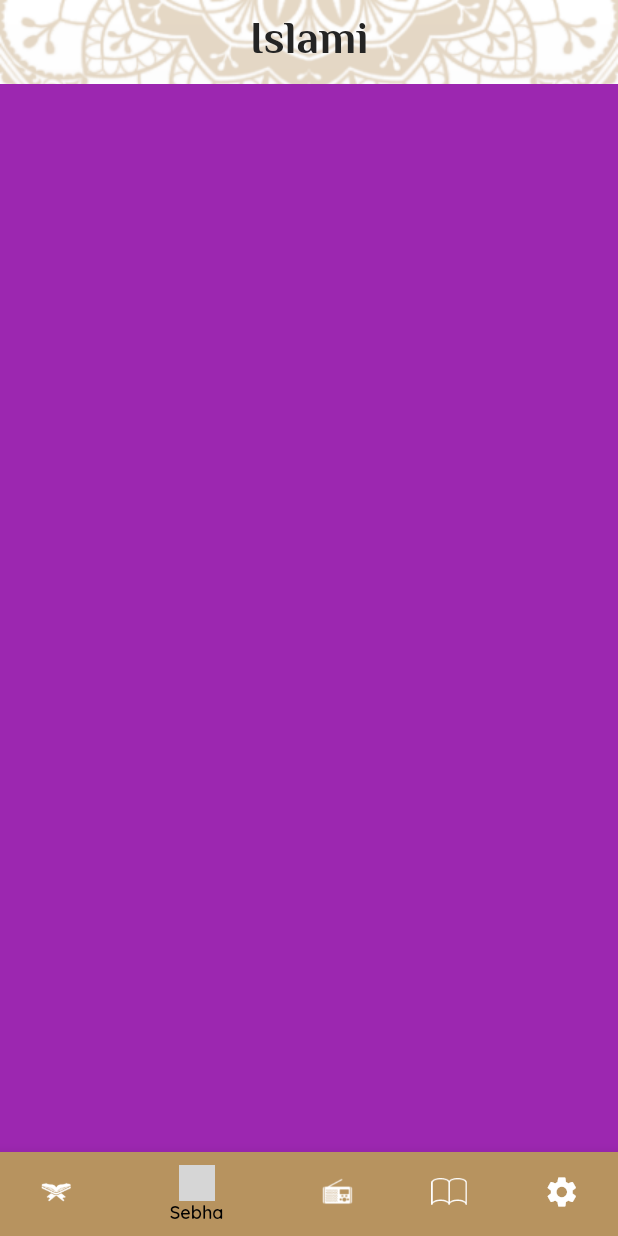
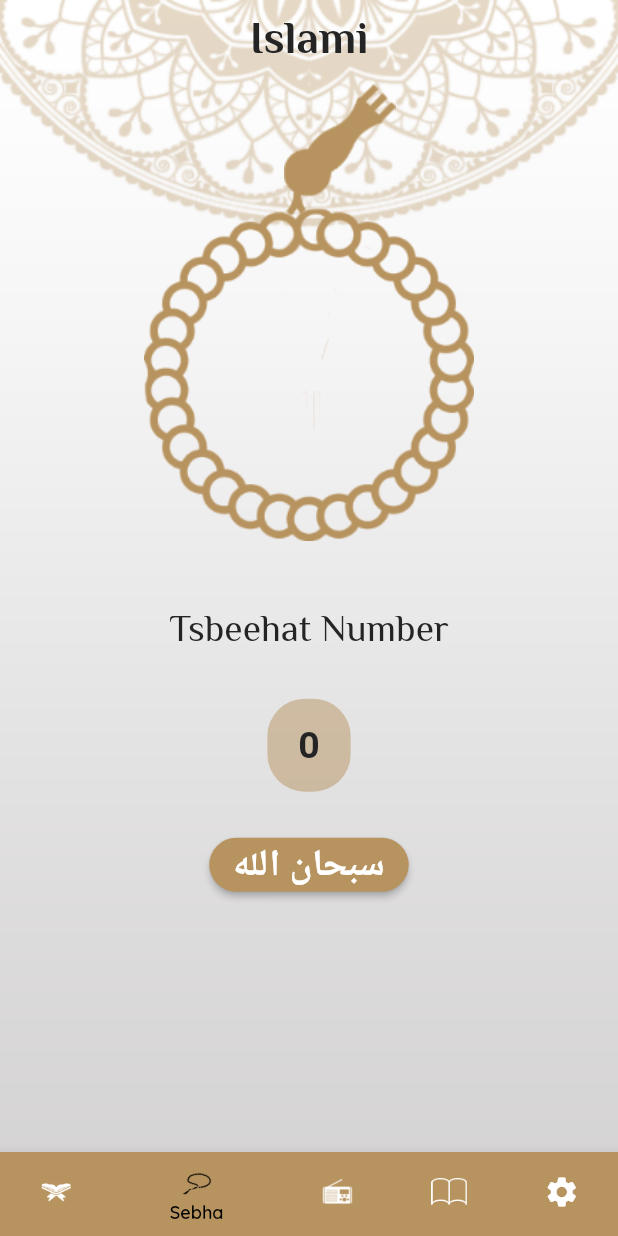
Before and after one commit to mohamedhamouda7897/islami_c8_friday, a Flutter app: the screen it shows after launch, item 2 of the bottom bar chosen, on a phone screen of 412 x 824 dp. Run offline on Flutter 3.47's test engine with Material 2 defaults, Android fonts, the phone set to English and light mode, and no system bars; our stand-ins replace google_fonts; generated files the repository leaves out were written again; Roboto replaces fonts that are missing (Cairo); grey boxes are pictures that could not be loaded.

Commit message:
sebha screen

```diff
--- a/lib/home_screen.dart
+++ b/lib/home_screen.dart
@@ -54,7 +54,7 @@ class _HomeScreenState extends State<HomeScreen> {
                   label: AppLocalizations.of(context)!.quran,
                   backgroundColor: Theme.of(context).primaryColor),
               BottomNavigationBarItem(
-                  icon: const ImageIcon(AssetImage("assets/images/sebha.png")),
+                  icon: const ImageIcon(AssetImage("assets/images/sebha_gold.png")),
                   label: AppLocalizations.of(context)!.sebha,
                   backgroundColor: Theme.of(context).primaryColor),
               BottomNavigationBarItem(
--- a/lib/my_theme.dart
+++ b/lib/my_theme.dart
@@ -36,7 +36,12 @@ class MyThemeData {
           bodySmall: GoogleFonts.elMessiri(
               fontSize: 20,
               fontWeight: FontWeight.w300,
-              color: Color(0xFF242424))),
+              color: Color(0xFF242424)),
+          displaySmall: GoogleFonts.cairo(
+            fontSize: 25,
+            fontWeight: FontWeight.bold,
+            color: Color(0xFF242424)
+          )),
       bottomNavigationBarTheme: BottomNavigationBarThemeData(
           backgroundColor: lightColor,
           type: BottomNavigationBarType.shifting,
--- a/lib/tabs/sebha.dart
+++ b/lib/tabs/sebha.dart
@@ -1,12 +1,127 @@
 import 'package:flutter/material.dart';
 
-class SebhaTab extends StatelessWidget {
+class SebhaTab extends StatefulWidget {
   const SebhaTab({Key? key}) : super(key: key);
 
   @override
+  State<SebhaTab> createState() => _SebhaTabState();
+}
+
+class _SebhaTabState extends State<SebhaTab> {
+  int sebhaCounter = 0;
+  int tsbeehatCounter = 0;
+  double angle = 0;
+  List<String> tsbeehat = [
+    'سبحان الله',
+    "الحمد لله",
+    "الله اكبر",
+    "لا اله الا الله",
+  ];
+  @override
   Widget build(BuildContext context) {
-    return Container(
-      color: Colors.purple,
+    double height = MediaQuery.of(context).size.height;
+    double width = MediaQuery.of(context).size.width;
+    return Column(
+      crossAxisAlignment: CrossAxisAlignment.center,
+      children: [
+        Center(
+          child: Stack(
+            alignment: Alignment.topCenter,
+            children: [
+              Container(
+                margin:EdgeInsets.only(left: width*0.1),
+                child: Image.asset(
+                  'assets/images/head_of_seb7a.png',
+                  width: width*0.2,
+                  height: height*0.13,
+                  fit: BoxFit.fitHeight,
+                ),
+              ),
+              Container(
+                margin:EdgeInsets.only(top: height*0.1),
+                child: Transform.rotate(
+                  angle:angle,
+                  child: GestureDetector(
+                    onTap: (){
+                      tsbeeeh();
+                    },
+                    child: Image.asset(
+                      'assets/images/body_of_seb7a.png',
+                      fit: BoxFit.fitHeight,
+                      height: height*0.27,
+                      width: width*0.7,
+                    ),
+                  ),
+                ),
+              ),
+
+            ],
+          ),
+        ),
+        SizedBox(
+          height: height*0.05,
+        ),
+        Text(
+          "Tsbeehat Number",
+          style: Theme.of(context).textTheme.bodyMedium?.copyWith(
+            fontWeight: FontWeight.w400
+          ),
+        ),
+        SizedBox(
+          height: height*0.03,
+        ),
+        Container(
+          padding: EdgeInsets.only(
+            left: width*0.05,
+            right: width*0.05,
+            top: height*0.02,
+            bottom: height*0.02
+          ),
+          decoration: BoxDecoration(
+            color: Color(0xffB7935F).withOpacity(0.5),
+            borderRadius: BorderRadius.circular(25)
+          ),
+          child: Text(
+            sebhaCounter.toString(),
+            style: Theme.of(context).textTheme.displaySmall,
+          ),
+        ),
+        SizedBox(
+          height: height*0.03,
+        ),
+        ElevatedButton(
+            onPressed: (){
+              tsbeeeh();
+            },
+            child: Text(
+              tsbeehat[tsbeehatCounter],
+              style: Theme.of(context).textTheme.displaySmall?.copyWith(
+                color: Colors.white
+              ),
+            ),
+            style: ElevatedButton.styleFrom(
+              shape: RoundedRectangleBorder(
+                borderRadius: BorderRadius.circular(25)
+              )
+            ),
+        )
+      ],
     );
   }
+  void tsbeeeh(){
+    if(sebhaCounter==32){
+      sebhaCounter = 0;
+      if(tsbeehatCounter==3){
+        tsbeehatCounter = 0;
+      }else{
+        tsbeehatCounter++;
+      }
+    }else{
+      sebhaCounter++;
+    }
+    angle+=20;
+    setState(() {
+
+    });
+  }
 }
--- a/pubspec.yaml
+++ b/pubspec.yaml
@@ -19,7 +19,7 @@ publish_to: 'none' # Remove this line if you wish to publish to pub.dev
 version: 1.0.0+1
 
 environment:
-  sdk: '>=2.19.4 <3.0.0'
+  sdk: '>=2.19.0 <3.0.0'
 
 # Dependencies specify other packages that your package needs in order to work.
 # To automatically upgrade your package dependencies to the latest versions
```
Also changed, not shown: assets/images/2.0x/body_of_seb7a@2x.png (added), assets/images/2.0x/head_of_seb7a@2x.png (added), assets/images/2.0x/sebha_gold@2x.png (added), assets/images/3.0x/body_of_seb7a@3x.png (added), assets/images/3.0x/head_of_seb7a@3x.png (added), assets/images/3.0x/sebha_gold@3x.png (added), assets/images/body_of_seb7a.png (added), assets/images/head_of_seb7a.png (added), assets/images/sebha_gold.png (added), pubspec.lock.
